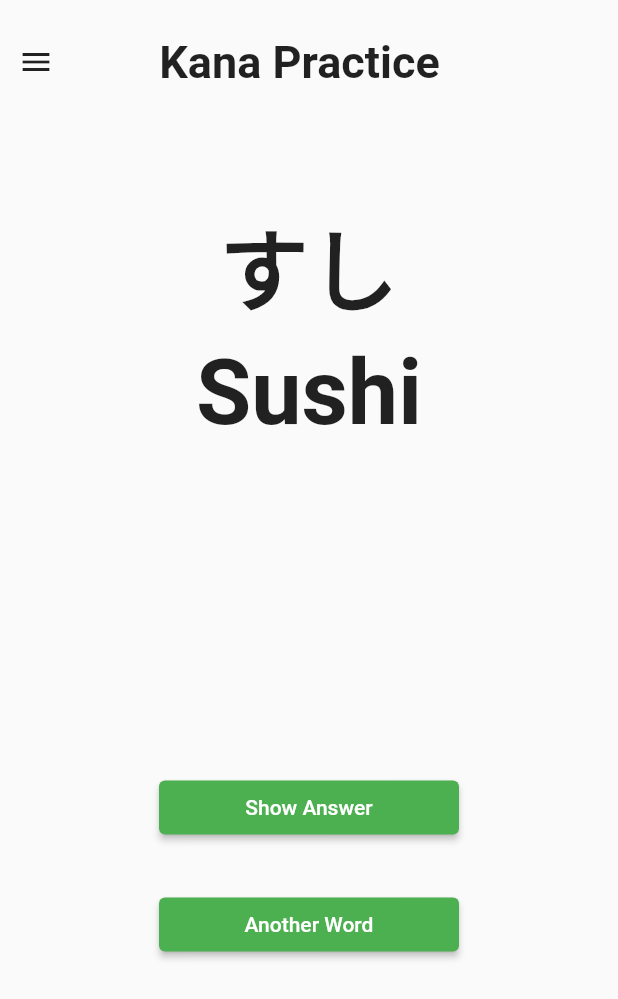
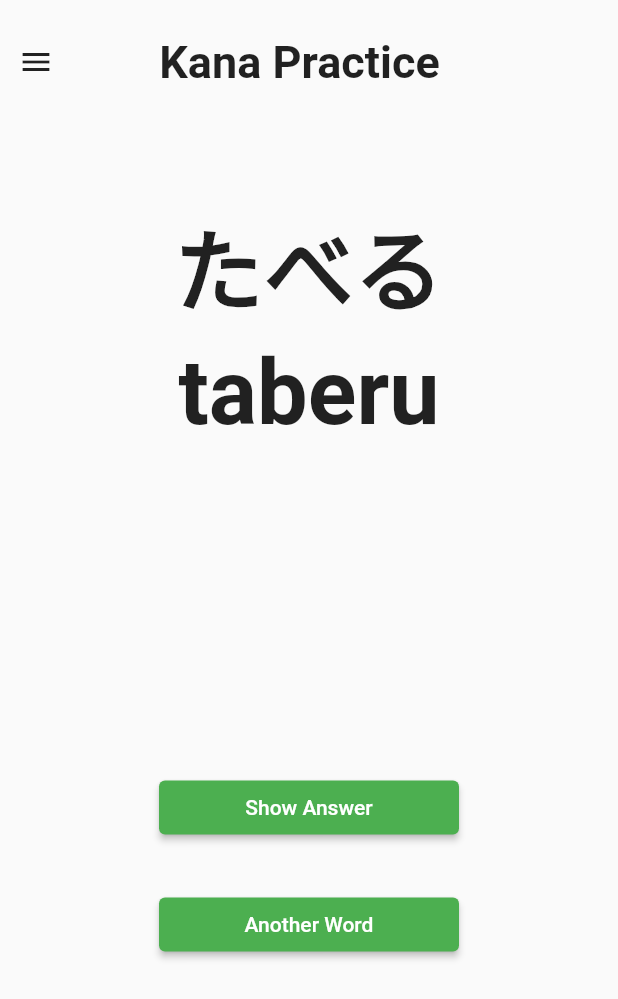
Before and after one commit to MitchellMaliglig/Mobile-App-Project-CS-4750-, a Flutter app: the KanaPractice screen opened directly, after a tap on "Show Answer", on a phone screen of 412 x 824 dp. Shown: the top 999 px of the screen. Run offline on Flutter 3.47's test engine with Material 2 defaults, Android fonts, the phone set to English and light mode, and no system bars; missing offline and left inert: kana_kit.

Commit message:
kana practice

```diff
--- a/lib/activities/kana_practice.dart
+++ b/lib/activities/kana_practice.dart
@@ -14,13 +14,16 @@ class _KanaPracticeState extends State<KanaPractice> {
   Random random = new Random();
 
   var kpNum = 1;
-  var kpWord = '';
+  var kpWord = 'taberu';
+  var kpWordTemp = 'taberu';
+  var kpKana = 'たべる';
+  bool showAnswer = false;
 
   // kpNum = 1;
-  var kpHiragana = ['taberu', 'sushi', 'jisho'];
+  var kpHiragana = ['taberu', 'sushi', 'jisho', 'niku', 'neko'];
 
   // kpNum = 2;
-  var kpKatakana = ['keiki', 'pan', 'karee'];
+  var kpKatakana = ['ke-ki', 'pan', 'kare-', 'sofa', 'beddo'];
 
   @override
   Widget build(BuildContext context) {
@@ -36,7 +39,13 @@ class _KanaPracticeState extends State<KanaPractice> {
                     icon: Icon(Icons.menu),
                     elevation: 40,
                     onSelected: (value){
-
+                      if (value == 1){
+                        kpNum = 1;
+                      }
+                      else if (value == 2){
+                        kpNum = 2;
+                      }
+                      setState((){});
                     },
                     itemBuilder: (context) => [
                       PopupMenuItem(
@@ -81,14 +90,14 @@ class _KanaPracticeState extends State<KanaPractice> {
                 children: [
                   Container(
                     margin: EdgeInsets.only(top: 50, bottom: 5),
-                    child: Text('すし',
+                    child: Text(kpKana, // word in kana
                       style: TextStyle(
                         fontSize: 60,
                         fontWeight: FontWeight.bold,
                       ),
                     ),
                   ),
-                  Text('Sushi',
+                  Text((showAnswer) ? kpWord : '---', // word in romaji
                     style: TextStyle(
                       fontSize: 60,
                       fontWeight: FontWeight.bold,
@@ -106,7 +115,10 @@ class _KanaPracticeState extends State<KanaPractice> {
                     margin: EdgeInsets.only(top: 20, bottom: 15),
                       width: 200,
                       child: ElevatedButton(
-                          onPressed: (){},
+                          onPressed: (){
+                            showAnswer = !showAnswer;
+                            setState((){});
+                          },
                           child: Text('Show Answer')
                       ),
                   ),
@@ -114,7 +126,24 @@ class _KanaPracticeState extends State<KanaPractice> {
                     margin: EdgeInsets.only(top: 15, bottom: 20),
                     width: 200,
                     child: ElevatedButton(
-                        onPressed: (){},
+                        onPressed: (){
+                          do {
+                            if (kpNum == 1) {
+                              kpWordTemp = kpHiragana[random.nextInt(kpHiragana.length)];
+                            }
+                            else if (kpNum == 2) {
+                              kpWordTemp = kpKatakana[random.nextInt(kpKatakana.length)];
+                            }
+                          } while (kpWordTemp == kpWord);
+                          kpWord = kpWordTemp;
+                          if (kpNum == 1) {
+                            kpKana = kana.toHiragana(kpWord);
+                          }
+                          else if (kpNum == 2) {
+                            kpKana = kana.toKatakana(kpWord);
+                          }
+                          setState((){});
+                        },
                         child: Text('Another Word')
                     ),
                   )
```
